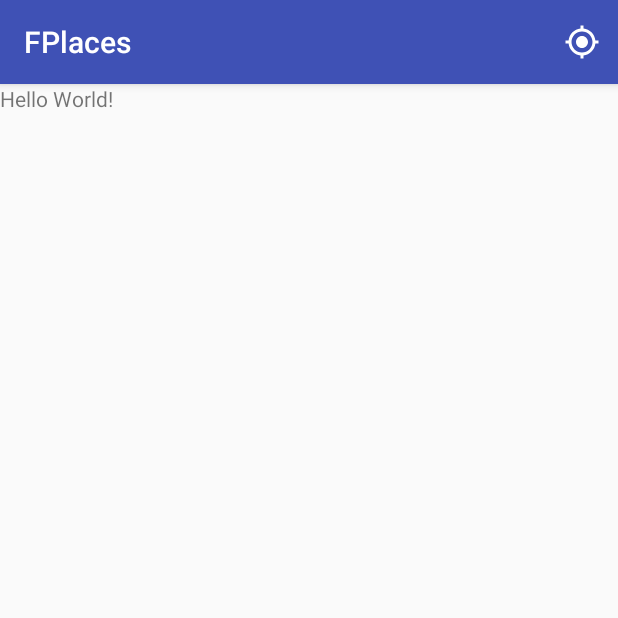
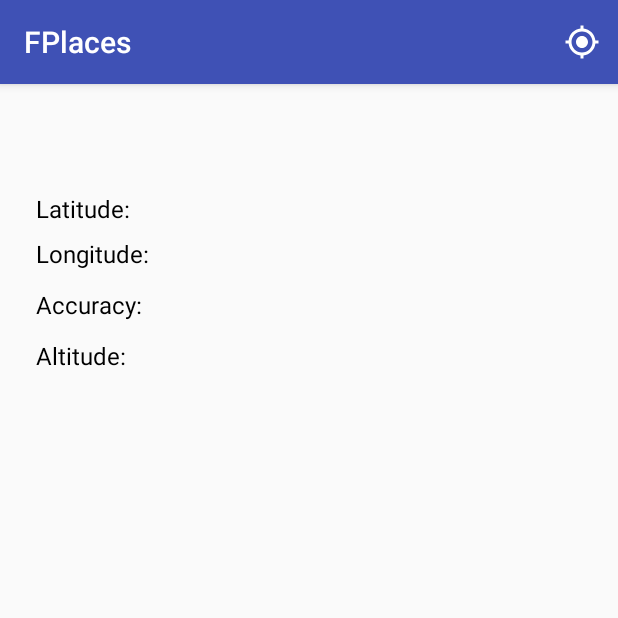
Before and after one commit to mkalenicz/fplaces, an Android app: the screen it shows after launch (MainActivity), after a tap on "Info", on a phone screen of 412 x 824 dp, the top half of it. Run offline under Robolectric (Android 15) with nearby library versions, the phone set to English and light mode, and no system bars.

Commit message:
Show current location using LastKnownLocation - faster localization info and better battery life

```diff
--- a/app/build.gradle
+++ b/app/build.gradle
@@ -30,6 +30,7 @@ dependencies {
     compile 'com.android.support.constraint:constraint-layout:1.0.2'
     testCompile 'junit:junit:4.12'
    // compile 'com.google.android.gms:play-services:11.0.0'
+    compile 'com.google.android.gms:play-services-location:11.0.4'
     annotationProcessor 'com.jakewharton:butterknife-compiler:8.6.0'
     //compile 'com.android.support:recyclerview-v7:21.0.+'
 }
--- a/app/src/main/AndroidManifest.xml
+++ b/app/src/main/AndroidManifest.xml
@@ -2,7 +2,7 @@
 <manifest xmlns:android="http://schemas.android.com/apk/res/android"
     package="com.kalenicz.maciej.fplaces">
 
-    <uses-permission android:name="android.permission.ACCESS_COARSE_LOCATION"/>
+    <uses-permission android:name="android.permission.ACCESS_FINE_LOCATION"/>
 
     <application
         android:allowBackup="true"
--- a/app/src/main/java/com/kalenicz/maciej/fplaces/MainActivity.java
+++ b/app/src/main/java/com/kalenicz/maciej/fplaces/MainActivity.java
@@ -1,19 +1,83 @@
 package com.kalenicz.maciej.fplaces;
 
+import android.Manifest;
+import android.content.pm.PackageManager;
+import android.location.Location;
+import android.os.Build;
+import android.support.annotation.NonNull;
+import android.support.v4.app.ActivityCompat;
+import android.support.v4.content.ContextCompat;
 import android.support.v7.app.AppCompatActivity;
 import android.os.Bundle;
 import android.view.Menu;
 import android.view.MenuItem;
+import android.widget.TextView;
 import android.widget.Toast;
+
+import com.google.android.gms.location.FusedLocationProviderClient;
+import com.google.android.gms.location.LocationServices;
+import com.google.android.gms.tasks.OnSuccessListener;
 
 
 public class MainActivity extends AppCompatActivity {
 
+    private FusedLocationProviderClient mFusedLocationClient;
+    public TextView mLatitudeText;
+    public TextView mLongitudeText;
+    public TextView mAccuracy;
+    public TextView mAltitude;
 
     @Override
     protected void onCreate(Bundle savedInstanceState) {
         super.onCreate(savedInstanceState);
         setContentView(R.layout.activity_main);
+
+        mLatitudeText = (TextView) findViewById((R.id.latTextView));
+        mLongitudeText = (TextView) findViewById((R.id.lonTextView));
+        mAccuracy = (TextView) findViewById((R.id.accTextView));
+        mAltitude = (TextView) findViewById((R.id.altTextView));
+
+        mFusedLocationClient = LocationServices.getFusedLocationProviderClient(this);
+
+
+        if (Build.VERSION.SDK_INT >= 23) {
+            if (ContextCompat.checkSelfPermission(this, Manifest.permission.ACCESS_FINE_LOCATION) != PackageManager.PERMISSION_GRANTED) {
+                ActivityCompat.requestPermissions(this, new String[]{Manifest.permission.ACCESS_FINE_LOCATION}, 1);
+            }
+        }
+
+    }
+
+
+    private void getLastLocation() {
+
+        if (ActivityCompat.checkSelfPermission(this, Manifest.permission.ACCESS_FINE_LOCATION) != PackageManager.PERMISSION_GRANTED && ActivityCompat.checkSelfPermission(this, Manifest.permission.ACCESS_COARSE_LOCATION) != PackageManager.PERMISSION_GRANTED) {
+
+            return;
+        }
+        mFusedLocationClient.getLastLocation()
+                .addOnSuccessListener(this, new OnSuccessListener<Location>() {
+                    @Override
+                    public void onSuccess(Location location) {
+                        if (location != null) {
+                            mLatitudeText.setText(String.format("Latitude: %1$,.5f", location.getLatitude()));
+                            mLongitudeText.setText(String.format("Longitude: %1$,.5f",location.getLongitude()));
+                            mAccuracy.setText(String.format("Accuracy: %1$,.5f ", location.getAccuracy()));
+                            mAltitude.setText(String.format("Altitude: %1$,.5f ", location.getAltitude()));
+                        }
+
+                    }
+                });
+    }
+
+
+    @Override
+    public void onRequestPermissionsResult(int requestCode, @NonNull String[] permissions, @NonNull int[] grantResults) {
+        super.onRequestPermissionsResult(requestCode, permissions, grantResults);
+        if (grantResults.length <= 0 || grantResults[0] != PackageManager.PERMISSION_GRANTED) {
+            finish();
+            Toast.makeText(MainActivity.this, "Permission denied", Toast.LENGTH_SHORT).show();
+        }
     }
 
 
@@ -27,11 +91,11 @@ public class MainActivity extends AppCompatActivity {
     public boolean onOptionsItemSelected(MenuItem item) {
         switch (item.getItemId()) {
             case R.id.options_info:
-
-                //showInfoDialog();
-               Toast.makeText(this, "Your current location is: ", Toast.LENGTH_SHORT).show();
+                getLastLocation();
                 break;
         }
         return super.onOptionsItemSelected(item);
     }
+
+
 }
--- a/app/src/main/res/drawable/ic_my_location_black_24dp.xml
+++ b/app/src/main/res/drawable/ic_my_location_black_24dp.xml
@@ -1,9 +1,9 @@
 <vector xmlns:android="http://schemas.android.com/apk/res/android"
-        android:width="24dp"
-        android:height="24dp"
-        android:viewportWidth="24.0"
-        android:viewportHeight="24.0">
+    android:width="24dp"
+    android:height="24dp"
+    android:viewportHeight="24.0"
+    android:viewportWidth="24.0">
     <path
         android:fillColor="#ffffff"
-        android:pathData="M12,8c-2.21,0 -4,1.79 -4,4s1.79,4 4,4 4,-1.79 4,-4 -1.79,-4 -4,-4zM20.94,11c-0.46,-4.17 -3.77,-7.48 -7.94,-7.94L13,1h-2v2.06C6.83,3.52 3.52,6.83 3.06,11L1,11v2h2.06c0.46,4.17 3.77,7.48 7.94,7.94L11,23h2v-2.06c4.17,-0.46 7.48,-3.77 7.94,-7.94L23,13v-2h-2.06zM12,19c-3.87,0 -7,-3.13 -7,-7s3.13,-7 7,-7 7,3.13 7,7 -3.13,7 -7,7z"/>
+        android:pathData="M12,8c-2.21,0 -4,1.79 -4,4s1.79,4 4,4 4,-1.79 4,-4 -1.79,-4 -4,-4zM20.94,11c-0.46,-4.17 -3.77,-7.48 -7.94,-7.94L13,1h-2v2.06C6.83,3.52 3.52,6.83 3.06,11L1,11v2h2.06c0.46,4.17 3.77,7.48 7.94,7.94L11,23h2v-2.06c4.17,-0.46 7.48,-3.77 7.94,-7.94L23,13v-2h-2.06zM12,19c-3.87,0 -7,-3.13 -7,-7s3.13,-7 7,-7 7,3.13 7,7 -3.13,7 -7,7z" />
 </vector>
--- a/app/src/main/res/layout/activity_main.xml
+++ b/app/src/main/res/layout/activity_main.xml
@@ -1,14 +1,56 @@
 <?xml version="1.0" encoding="utf-8"?>
-<FrameLayout android:id="@+id/my_recycler_view"
-    android:scrollbars="vertical"
+<RelativeLayout xmlns:android="http://schemas.android.com/apk/res/android"
+    android:id="@+id/my_recycler_view"
     android:layout_width="match_parent"
     android:layout_height="match_parent"
-    xmlns:android="http://schemas.android.com/apk/res/android">
+    android:orientation="vertical"
+    android:scrollbars="vertical">
 
     <TextView
-        android:id="@+id/text_view"
+        android:id="@+id/latTextView"
         android:layout_width="wrap_content"
         android:layout_height="wrap_content"
-        android:text="Hello World!" />
+        android:layout_alignParentStart="true"
+        android:layout_marginStart="24dp"
+        android:layout_marginTop="72dp"
+        android:text="Latitude:"
+        android:textColor="@android:color/black"
+        android:textSize="16dp" />
 
-</FrameLayout>
+    <TextView
+        android:id="@+id/lonTextView"
+        android:layout_width="wrap_content"
+        android:layout_height="wrap_content"
+        android:layout_alignParentStart="true"
+        android:layout_below="@+id/latTextView"
+        android:layout_marginStart="24dp"
+        android:layout_marginTop="8dp"
+        android:text="Longitude:"
+        android:textColor="@android:color/black"
+        android:textSize="16dp" />
+
+    <TextView
+        android:id="@+id/accTextView"
+        android:layout_width="wrap_content"
+        android:layout_height="wrap_content"
+        android:layout_alignParentStart="true"
+        android:layout_below="@+id/lonTextView"
+        android:layout_marginStart="24dp"
+        android:layout_marginTop="12dp"
+        android:text="Accuracy:"
+        android:textColor="@android:color/black"
+        android:textSize="16dp" />
+
+    <TextView
+        android:id="@+id/altTextView"
+        android:layout_width="wrap_content"
+        android:layout_height="wrap_content"
+        android:layout_alignParentStart="true"
+        android:layout_below="@+id/accTextView"
+        android:layout_marginStart="24dp"
+        android:layout_marginTop="12dp"
+        android:text="Altitude:"
+        android:textColor="@android:color/black"
+        android:textSize="16dp" />
+
+</RelativeLayout>
```
